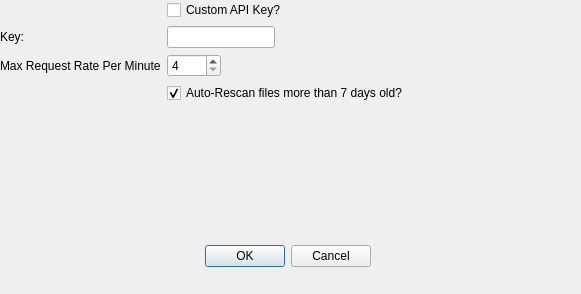
Qt form settings_dialog.ui (VirusTotal/qt-virustotal-uploader) before a commit.
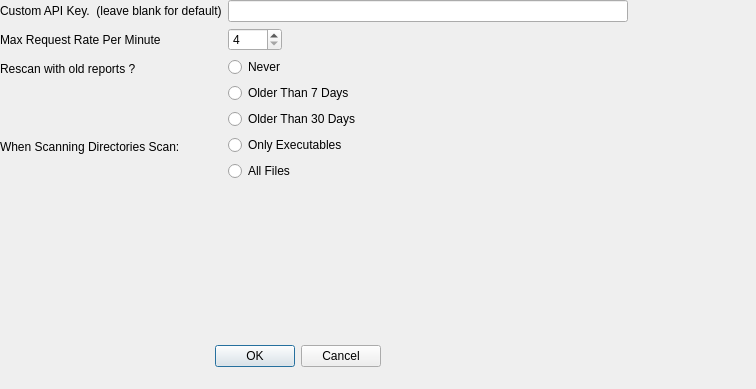
The same form after that commit.

Diff of the .ui file:
```diff
--- a/settings_dialog.ui
+++ b/settings_dialog.ui
@@ -6,8 +6,8 @@
    <rect>
     <x>0</x>
     <y>0</y>
-    <width>581</width>
-    <height>294</height>
+    <width>756</width>
+    <height>389</height>
    </rect>
   </property>
   <property name="windowTitle">
@@ -16,8 +16,8 @@
   <widget class="QDialogButtonBox" name="buttonBox">
    <property name="geometry">
     <rect>
-     <x>30</x>
-     <y>240</y>
+     <x>40</x>
+     <y>340</y>
      <width>341</width>
      <height>32</height>
     </rect>
@@ -34,44 +34,87 @@
     <rect>
      <x>0</x>
      <y>0</y>
-     <width>561</width>
-     <height>241</height>
+     <width>721</width>
+     <height>311</height>
     </rect>
    </property>
    <layout class="QFormLayout" name="formLayout">
     <property name="fieldGrowthPolicy">
      <enum>QFormLayout::FieldsStayAtSizeHint</enum>
     </property>
-    <item row="0" column="1">
-     <widget class="QCheckBox" name="checkBox">
-      <property name="text">
-       <string>Custom API Key?</string>
-      </property>
-     </widget>
-    </item>
-    <item row="1" column="1">
-     <widget class="QLineEdit" name="lineEdit">
-      <property name="maxLength">
-       <number>256</number>
-      </property>
-     </widget>
-    </item>
-    <item row="1" column="0">
+    <item row="0" column="0">
      <widget class="QLabel" name="label_2">
       <property name="text">
-       <string>Key:</string>
+       <string>Custom API Key.  (leave blank for default)</string>
       </property>
      </widget>
     </item>
-    <item row="2" column="0">
+    <item row="1" column="0">
      <widget class="QLabel" name="label_3">
       <property name="text">
        <string>Max Request Rate Per Minute</string>
       </property>
      </widget>
     </item>
-    <item row="2" column="1">
-     <widget class="QSpinBox" name="spinBox">
+    <item row="4" column="0">
+     <widget class="QLabel" name="label_4">
+      <property name="text">
+       <string>Rescan with old reports ?</string>
+      </property>
+     </widget>
+    </item>
+    <item row="4" column="1">
+     <layout class="QVBoxLayout" name="verticalLayout">
+      <item>
+       <widget class="QRadioButton" name="rescan_0_radioButton">
+        <property name="text">
+         <string>Never</string>
+        </property>
+       </widget>
+      </item>
+      <item>
+       <widget class="QRadioButton" name="rescan_7_radioButton">
+        <property name="text">
+         <string>Older Than 7 Days</string>
+        </property>
+       </widget>
+      </item>
+      <item>
+       <widget class="QRadioButton" name="rescan_30_radioButton">
+        <property name="text">
+         <string>Older Than 30 Days</string>
+        </property>
+       </widget>
+      </item>
+     </layout>
+    </item>
+    <item row="5" column="0">
+     <widget class="QLabel" name="label_5">
+      <property name="text">
+       <string>When Scanning Directories Scan:</string>
+      </property>
+     </widget>
+    </item>
+    <item row="5" column="1">
+     <layout class="QVBoxLayout" name="verticalLayout_2">
+      <item>
+       <widget class="QRadioButton" name="dir_only_exe_radioButton">
+        <property name="text">
+         <string>Only Executables</string>
+        </property>
+       </widget>
+      </item>
+      <item>
+       <widget class="QRadioButton" name="dir_all_files_radioButton">
+        <property name="text">
+         <string>All Files</string>
+        </property>
+       </widget>
+      </item>
+     </layout>
+    </item>
+    <item row="1" column="1">
+     <widget class="QSpinBox" name="max_req_rate_spinBox">
       <property name="suffix">
        <string/>
       </property>
@@ -83,13 +126,16 @@
       </property>
      </widget>
     </item>
-    <item row="3" column="1">
-     <widget class="QCheckBox" name="checkBox_2">
-      <property name="text">
-       <string>Auto-Rescan files more than 7 days old?</string>
+    <item row="0" column="1">
+     <widget class="QLineEdit" name="apikey_lineEdit">
+      <property name="minimumSize">
+       <size>
+        <width>400</width>
+        <height>0</height>
+       </size>
       </property>
-      <property name="checked">
-       <bool>true</bool>
+      <property name="maxLength">
+       <number>256</number>
       </property>
      </widget>
     </item>
```
